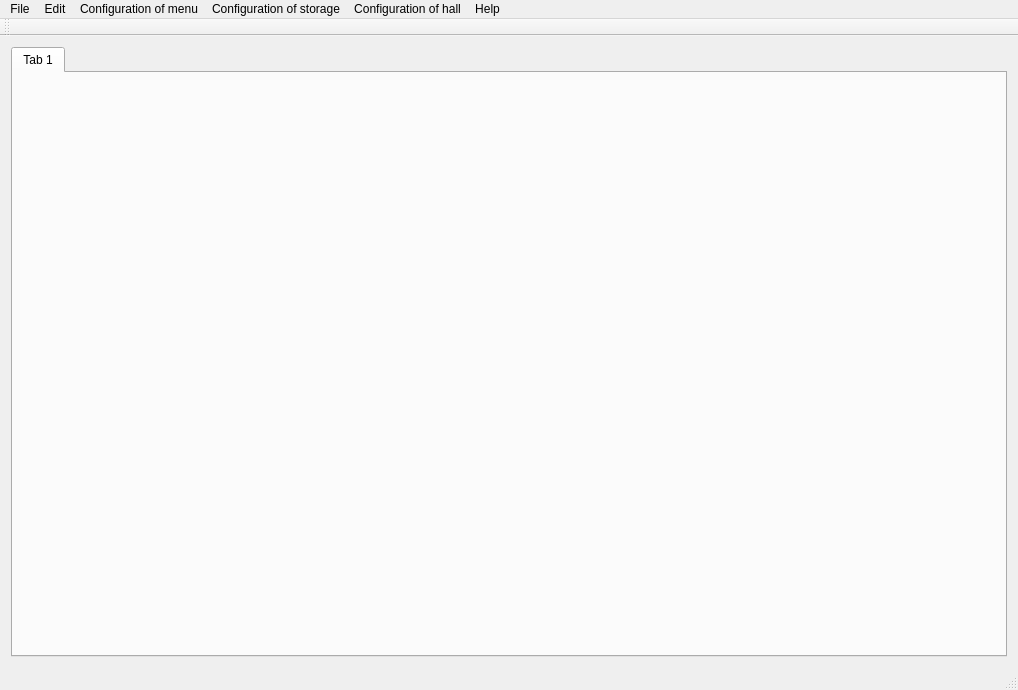
Qt form FrontDesk/c5mainwindow.ui (End1-1/Cafe5) before a commit.
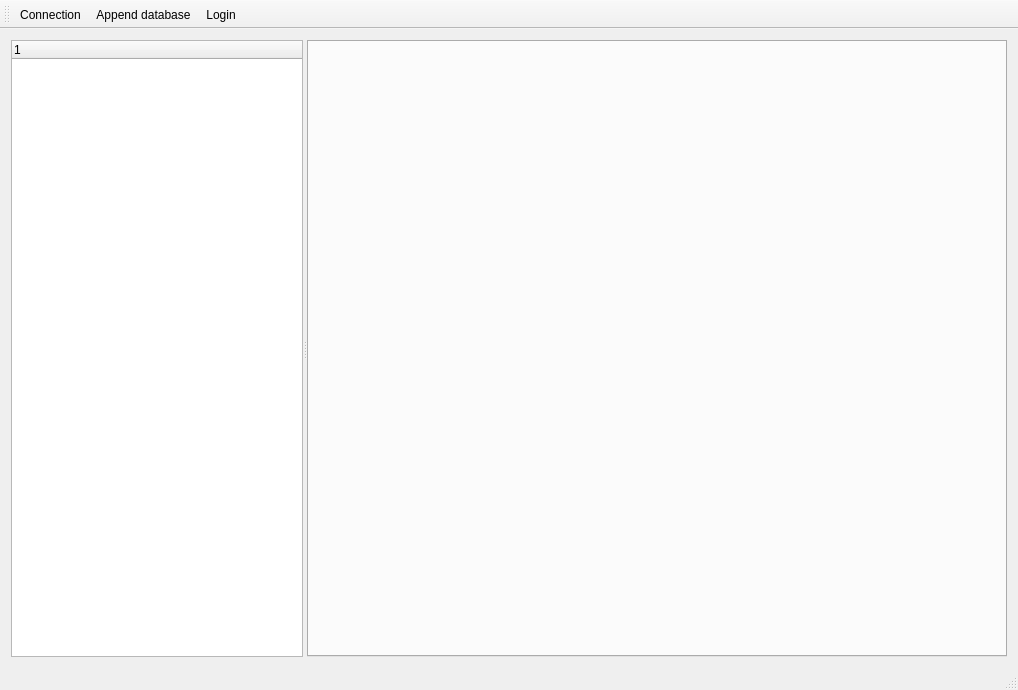
The same form after that commit. Icons and pictures are not drawn.

```diff
--- a/FrontDesk/c5mainwindow.ui
+++ b/FrontDesk/c5mainwindow.ui
@@ -16,71 +16,44 @@
   <widget class="QWidget" name="centralWidget">
    <layout class="QHBoxLayout" name="horizontalLayout">
     <item>
-     <widget class="QTabWidget" name="tabWidget">
-      <property name="currentIndex">
-       <number>0</number>
+     <widget class="QSplitter" name="splitter">
+      <property name="orientation">
+       <enum>Qt::Horizontal</enum>
       </property>
-      <widget class="QWidget" name="tab">
-       <attribute name="title">
-        <string>Tab 1</string>
-       </attribute>
+      <property name="childrenCollapsible">
+       <bool>false</bool>
+      </property>
+      <widget class="QTreeWidget" name="twDb">
+       <property name="maximumSize">
+        <size>
+         <width>16777215</width>
+         <height>16777215</height>
+        </size>
+       </property>
+       <column>
+        <property name="text">
+         <string/>
+        </property>
+       </column>
+      </widget>
+      <widget class="QTabWidget" name="tabWidget">
+       <property name="minimumSize">
+        <size>
+         <width>700</width>
+         <height>0</height>
+        </size>
+       </property>
+       <property name="currentIndex">
+        <number>-1</number>
+       </property>
+       <property name="tabsClosable">
+        <bool>true</bool>
+       </property>
       </widget>
      </widget>
     </item>
    </layout>
   </widget>
-  <widget class="QMenuBar" name="menuBar">
-   <property name="geometry">
-    <rect>
-     <x>0</x>
-     <y>0</y>
-     <width>1018</width>
-     <height>21</height>
-    </rect>
-   </property>
-   <widget class="QMenu" name="menuFile">
-    <property name="title">
-     <string>File</string>
-    </property>
-    <addaction name="actionLogin"/>
-    <addaction name="actionLogout"/>
-    <addaction name="separator"/>
-    <addaction name="actionConnection"/>
-    <addaction name="action"/>
-   </widget>
-   <widget class="QMenu" name="menuEdit">
-    <property name="title">
-     <string>Edit</string>
-    </property>
-   </widget>
-   <widget class="QMenu" name="menuAbout">
-    <property name="title">
-     <string>Help</string>
-    </property>
-    <addaction name="actionAbout"/>
-   </widget>
-   <widget class="QMenu" name="menuDirectory_of_menu">
-    <property name="title">
-     <string>Configuration of menu</string>
-    </property>
-   </widget>
-   <widget class="QMenu" name="menuDirectory_of_storage">
-    <property name="title">
-     <string>Configuration of storage</string>
-    </property>
-   </widget>
-   <widget class="QMenu" name="menuConfiguration_of_hal">
-    <property name="title">
-     <string>Configuration of hall</string>
-    </property>
-   </widget>
-   <addaction name="menuFile"/>
-   <addaction name="menuEdit"/>
-   <addaction name="menuDirectory_of_menu"/>
-   <addaction name="menuDirectory_of_storage"/>
-   <addaction name="menuConfiguration_of_hal"/>
-   <addaction name="menuAbout"/>
-  </widget>
   <widget class="QToolBar" name="mainToolBar">
    <attribute name="toolBarArea">
     <enum>TopToolBarArea</enum>
@@ -88,6 +61,9 @@
    <attribute name="toolBarBreak">
     <bool>false</bool>
    </attribute>
+   <addaction name="actionConnection"/>
+   <addaction name="actionAppend_database"/>
+   <addaction name="actionLogin"/>
   </widget>
   <widget class="QStatusBar" name="statusBar"/>
   <action name="actionLogin">
@@ -112,7 +88,42 @@
   </action>
   <action name="actionAbout">
    <property name="text">
-    <string>About</string>
+    <string>Login</string>
+   </property>
+   <property name="toolTip">
+    <string>Login</string>
+   </property>
+  </action>
+  <action name="actionAppend_database">
+   <property name="icon">
+    <iconset resource="../resources/res.qrc">
+     <normaloff>:/database_new.png</normaloff>:/database_new.png</iconset>
+   </property>
+   <property name="text">
+    <string>Append database</string>
+   </property>
+   <property name="toolTip">
+    <string>Append database</string>
+   </property>
+  </action>
+  <action name="actionConfigure_connection">
+   <property name="icon">
+    <iconset resource="../resources/res.qrc">
+     <normaloff>:/configure.png</normaloff>:/configure.png</iconset>
+   </property>
+   <property name="text">
+    <string>Configure connection</string>
+   </property>
+   <property name="toolTip">
+    <string>Configure connection</string>
+   </property>
+  </action>
+  <action name="actionClose_application">
+   <property name="text">
+    <string>Close application</string>
+   </property>
+   <property name="toolTip">
+    <string>Close application</string>
    </property>
   </action>
  </widget>
```
Left out of the diff: 32 changed lines with no effect on the pictures.
